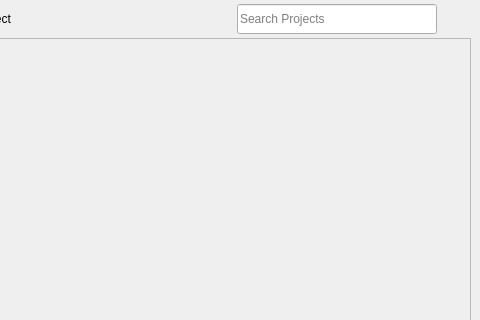
Before: the Qt Designer form resources/dialog.ui in shotgunsoftware/tk-multi-importcut, drawn with Qt 5; both pictures show x 510 to 990 and y 0 to 320 of the 990 by 598 pixel window.
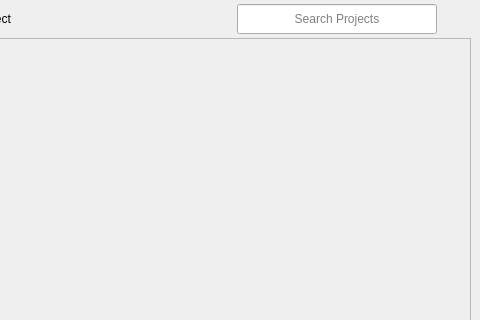
After: the same form once the commit is applied. Icons and pictures are not drawn. Custom widgets are drawn as their Qt base class.

Commit message: For #37778, adjusted spacing on search dialogs.

```diff
--- a/resources/dialog.ui
+++ b/resources/dialog.ui
@@ -456,6 +456,9 @@
            <property name="cursorPosition">
             <number>0</number>
            </property>
+           <property name="alignment">
+            <set>Qt::AlignCenter</set>
+           </property>
            <property name="placeholderText">
             <string>Search Projects</string>
            </property>
```
Left out of the diff: 6 changed lines with no effect on the pictures. The commit also changes 1 other file.
